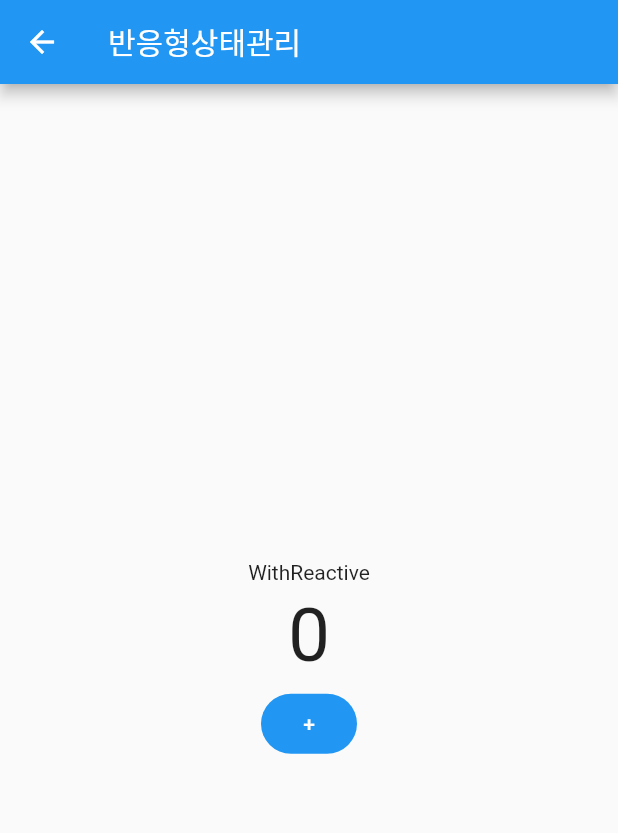
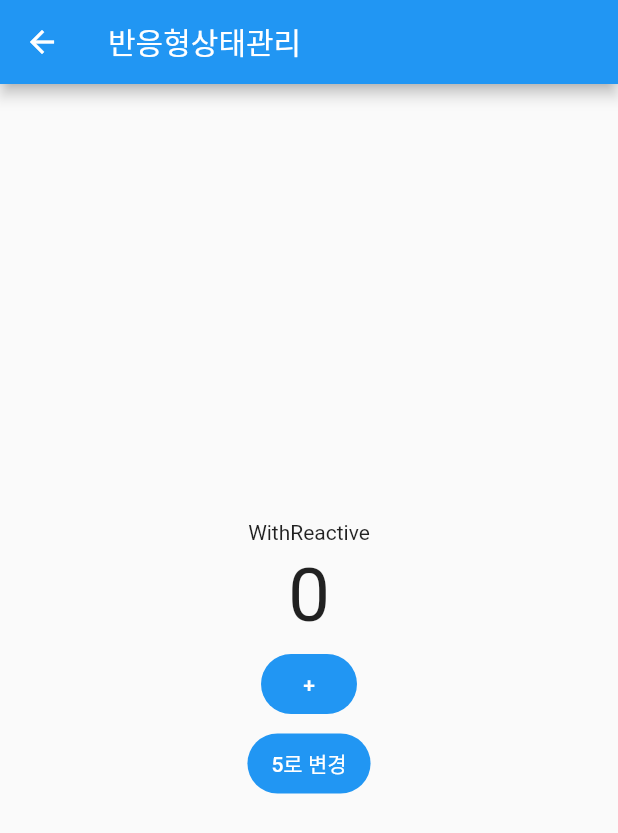
Before and after one commit to StudioZERONE/study_flutter_04_getx, a Flutter app: the screen it shows after launch, after a tap on "반응형상태관리", on a phone screen of 412 x 824 dp. Shown: the top 833 px of the screen. Run offline on Flutter 3.47's test engine with Material 2 defaults, Android fonts, the light colour scheme and no system bars; our stand-ins replace get.

Commit message:
reactive 상태관리에 대한 여러가지

```diff
--- a/lib/src/controller/count_controller_with_reactive.dart
+++ b/lib/src/controller/count_controller_with_reactive.dart
@@ -1,8 +1,23 @@
 import 'package:get/get.dart';
 
-class CountControllerWithReactive {
+class CountControllerWithReactive extends GetxController {
   RxInt count = 0.obs;
   void increase() {
     count++;
   }
+
+  void puNumber(int value) {
+    count(value);
+  }
+
+  @override
+  void onInit() {
+    ever(count, (_) => print("매번 호출"));
+    once(count, (_) => print("한번만 호출"));
+    debounce(count, (_) => print("마지막 변경에 한번만 호출"),
+        time: const Duration(seconds: 1));
+    interval(count, (_) => print("변경되고 있는 동안 1초마다 호출"),
+        time: const Duration(seconds: 1));
+    super.onInit();
+  }
 }
--- a/lib/src/pages/reactive_state_manage_page.dart
+++ b/lib/src/pages/reactive_state_manage_page.dart
@@ -35,6 +35,17 @@ class ReactiveStateManagePage extends StatelessWidget {
                 Get.find<CountControllerWithReactive>().increase();
               },
             ),
+            const SizedBox(
+              height: 5,
+            ),
+            //GetX는 값이 바뀌어야 update가 일어남.
+            //provider는 값을 바꾸려고 하면 update가 일어남.. 굿!
+            FilledButton(
+              child: const Text('5로 변경'),
+              onPressed: () {
+                Get.find<CountControllerWithReactive>().puNumber(5);
+              },
+            ),
           ],
         ),
       ),
```
